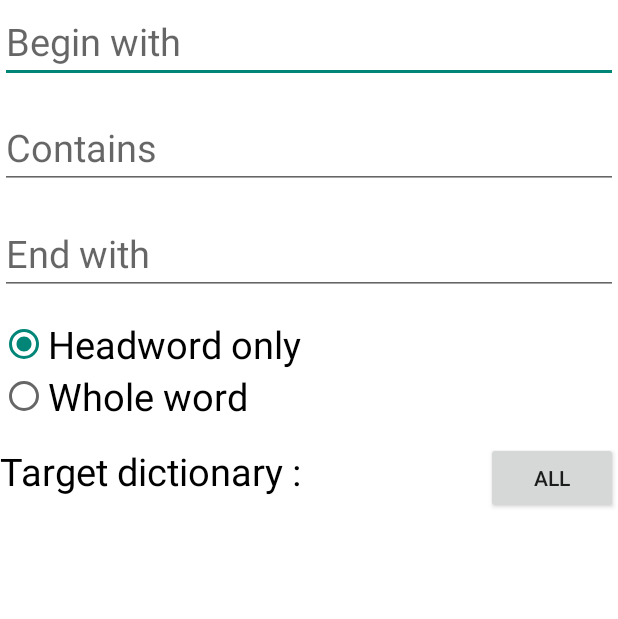
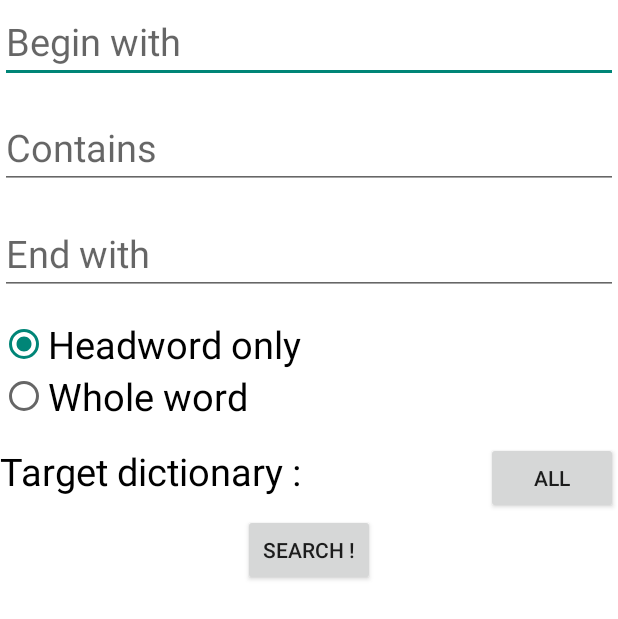
Before and after one commit to RomainGuilmet/Android_Dictionary, an Android app: the fragment SearchFragment shown on its own in the app's theme, on a phone screen of 412 x 824 dp. Shown: the top 619 px of the screen. Run offline under Robolectric (Android 15) with nearby library versions, the light colour scheme and no system bars; 1 statement that could not run was skipped.

Commit message:
Search Fragment : It is now possible to make an advanced search on headword or whole word, indicating a dictionary or in all of them, indicating begin, middle and end string

```diff
--- a/app/src/main/res/layout/fragment_search.xml
+++ b/app/src/main/res/layout/fragment_search.xml
@@ -60,7 +60,8 @@
             android:layout_width="wrap_content"
             android:layout_height="wrap_content"
             android:orientation="vertical"
-            android:checkedButton="@+id/headword">
+            android:checkedButton="@+id/headword"
+            android:id="@+id/boutonsradio">
 
             <RadioButton
                 android:layout_width="wrap_content"
@@ -102,10 +103,29 @@
             android:layout_width="wrap_content"
             android:layout_height="wrap_content"
             android:layout_gravity="center"
-            android:text="@string/all"
+            android:text="@string/allDico"
             android:layout_alignParentRight="true"
             android:layout_alignBaseline="@id/textCurrentDico"
             android:onClick="displayDictionaries"/>
     </RelativeLayout>
 
+    <RelativeLayout xmlns:android="http://schemas.android.com/apk/res/android"
+        xmlns:tools="http://schemas.android.com/tools"
+        android:layout_width="fill_parent"
+        android:layout_height="wrap_content"
+        android:orientation="vertical"
+        tools:context=".MainActivity"
+        android:layout_below="@id/dico"
+        android:id="@+id/validate">
+
+        <Button
+            android:id="@+id/okButton"
+            android:layout_width="wrap_content"
+            android:layout_height="wrap_content"
+            android:layout_gravity="center"
+            android:text="@string/search"
+            android:layout_centerHorizontal="true"
+            android:onClick="advancedSearch"/>
+    </RelativeLayout>
+
 </RelativeLayout>
--- a/app/src/main/res/values/strings.xml
+++ b/app/src/main/res/values/strings.xml
@@ -14,7 +14,11 @@
     <string name="headword_only">Headword only</string>
     <string name="whole_word">Whole word</string>
     <string name="choose">Choose</string>
-    <string name="all">All</string>
+    <string name="allDico">All</string>
     <string name="actual_dico">Target dictionary :</string>
     <string name="choose_dico">Choose a dictionary</string>
+    <string name="search">Search !</string>
+
+    <string name="returnString">Return</string>
+    <string name="title_activity_advanced_search_result">AdvancedSearchResultActivity</string>
 </resources>
```
Also changed, not shown: app/src/main/java/com/antoine_charlotte_romain/dictionary/Controllers/AdvancedSearchResultActivity.java (added, +149 -0 lines), app/src/main/java/com/antoine_charlotte_romain/dictionary/Controllers/MainActivity.java (+6 -2 lines), app/src/main/java/com/antoine_charlotte_romain/dictionary/Controllers/SearchFragment.java (+55 -4 lines), app/src/main/java/com/antoine_charlotte_romain/dictionary/DataModel/WordDataModel.java (+19 -16 lines), app/src/main/res/layout/activity_advanced_search_result.xml (added, +26 -0 lines), app/src/main/res/menu/menu_advanced_search_result.xml (added, +7 -0 lines).
